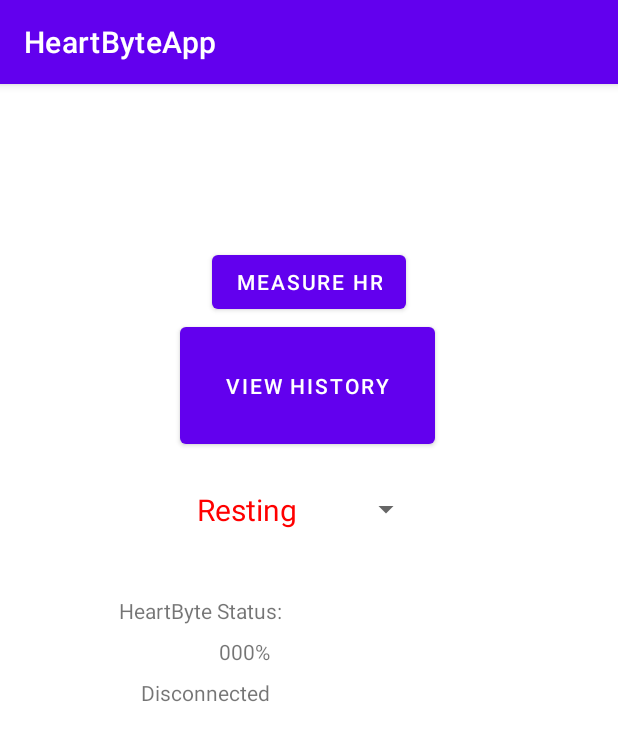
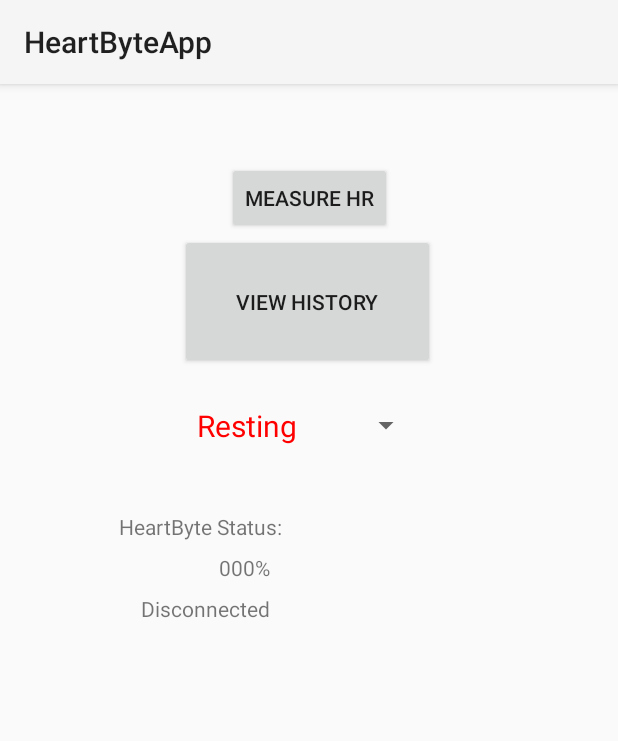
Before and after one commit to RobertW09/Senior-Design, an Android app: the screen it shows after launch (MainActivity), on a phone screen of 412 x 824 dp. Shown: the top 741 px of the screen. Run offline under Robolectric (Android 15) with nearby library versions, the phone set to English and light mode, and no system bars.

Commit message:
Added Toolbar to all activities
Toolbar creates creates a back button for MeasureActivity and ViewAnalytitcsActivity to return to MainActivity. Adding this created a blank theme - so that needs to be fixed.

```diff
--- a/AndroidApp/HeartByteApp/app/src/main/java/com/example/heartbyteapp/MainActivity.java
+++ b/AndroidApp/HeartByteApp/app/src/main/java/com/example/heartbyteapp/MainActivity.java
@@ -1,6 +1,7 @@
 package com.example.heartbyteapp;
 
 import androidx.appcompat.app.AppCompatActivity;
+import androidx.appcompat.widget.Toolbar;
 
 import android.content.Intent;
 import android.os.Bundle;
@@ -18,6 +19,10 @@ public class MainActivity extends AppCompatActivity implements AdapterView.OnIte
     protected void onCreate(Bundle savedInstanceState) {
         super.onCreate(savedInstanceState);
         setContentView(R.layout.activity_main);
+
+        // Setup Toolbar
+        Toolbar toolbar = (Toolbar)findViewById(R.id.main_toolbar);
+        setSupportActionBar(toolbar);
 
         // Setup Spinner
         Spinner mode_spin = findViewById(R.id.mode_spinner);
--- a/AndroidApp/HeartByteApp/app/src/main/res/layout/activity_main.xml
+++ b/AndroidApp/HeartByteApp/app/src/main/res/layout/activity_main.xml
@@ -5,6 +5,18 @@
     android:layout_width="match_parent"
     android:layout_height="match_parent"
     tools:context=".MainActivity">
+
+    <androidx.appcompat.widget.Toolbar
+        android:id="@+id/main_toolbar"
+        android:layout_width="match_parent"
+        android:layout_height="?attr/actionBarSize"
+        android:background="?attr/colorPrimary"
+        android:elevation="4dp"
+        android:theme="@style/ThemeOverlay.AppCompat.ActionBar"
+        app:layout_constraintTop_toTopOf="parent"
+        app:layout_constraintStart_toStartOf="parent"
+        app:layout_constraintEnd_toEndOf="parent"
+        app:popupTheme="@style/ThemeOverlay.AppCompat.Light"/>
 <!--
     <EditText
         android:id="@+id/editTextTextPersonName"
--- a/AndroidApp/HeartByteApp/build.gradle
+++ b/AndroidApp/HeartByteApp/build.gradle
@@ -6,7 +6,6 @@ buildscript {
     }
     dependencies {
         classpath "com.android.tools.build:gradle:7.0.4"
-
         // NOTE: Do not place your application dependencies here; they belong
         // in the individual module build.gradle files
     }
```
Also changed, not shown: AndroidApp/HeartByteApp/app/src/main/AndroidManifest.xml (+5 -3 lines), AndroidApp/HeartByteApp/app/src/main/java/com/example/heartbyteapp/MeasureActivity.java (+11 -0 lines), AndroidApp/HeartByteApp/app/src/main/java/com/example/heartbyteapp/ViewAnalyticsActivity.java (+11 -0 lines), AndroidApp/HeartByteApp/app/src/main/res/layout/activity_measure.xml (+13 -1 lines), AndroidApp/HeartByteApp/app/src/main/res/layout/activity_view_analytics.xml (+14 -1 lines).
